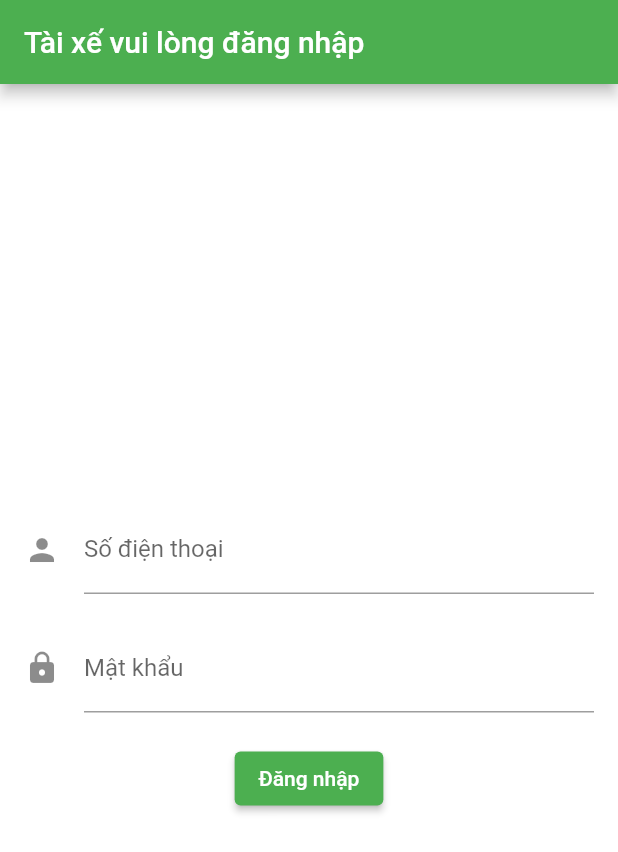
After one commit to vietch2612/22850034-asd-driver-app, a Flutter app: the screen it shows after launch, after a tap on "Đăng nhập", on a phone screen of 412 x 824 dp. The commit adds this screen. Shown: the top 852 px of the screen. Run offline on Flutter 3.47's test engine with Material 2 defaults, Android fonts, the phone set to English and light mode, and no system bars; our stand-ins replace flutter_dotenv, flutter_rating_bar, geolocator, google_maps_flutter, logger, lottie and 3 more; missing offline and left inert: dart:html, google_maps_webservice, google_polyline_algorithm, touch_indicator; network calls fail; project files that could hold a hidden picture were left out.

Commit message:
impelement login page

```diff
--- /dev/null
+++ b/lib/global.dart
@@ -0,0 +1,4 @@
+import 'package:customer_app/types/driver_info.dart';
+
+// Create a global variable for Driver
+DriverInfo? globalDriver;
--- a/lib/main.dart
+++ b/lib/main.dart
@@ -1,5 +1,9 @@
+import 'dart:html';
+
+import 'package:customer_app/ui/login.dart';
 import 'package:flutter/material.dart';
 import 'package:flutter_dotenv/flutter_dotenv.dart';
+import 'package:logger/logger.dart';
 import 'package:provider/provider.dart';
 import 'package:touch_indicator/touch_indicator.dart';
 import 'package:customer_app/types/trip.dart';
@@ -12,10 +16,14 @@ import 'package:customer_app/providers/active_trip.dart';
 import 'package:customer_app/ui/select_location_scaffold.dart';
 import 'package:customer_app/providers/theme.dart';
 import 'package:customer_app/ui/trip_finished_scaffold.dart';
+import 'servivces/auth_service.dart';
+
+final logger = Logger();
 
 void main() async {
   // Load environment variables from .env file
   await dotenv.load();
+  final authService = AuthService();
 
   runApp(MultiProvider(
     providers: [
@@ -37,33 +45,45 @@ void main() async {
         builder: (context, child) => TouchIndicator(child: child!),
         home: Builder(
           builder: (ctx) {
-            // Get Current Location Provider
-            final locProvider = LocationProvider.of(context);
+            return LoginPage(authService: authService);
+            // final isLoggedIn = _checkLogin(authService);
 
-            // Get Current Trip Provider
-            final currentTrip = TripProvider.of(context);
+            // if (isLoggedIn == false) {
+            //   return LoginPage(authService: authService);
+            // }
+            // // Get Current Location Provider
+            // final locProvider = LocationProvider.of(context);
 
-            // if Current location is not known
-            if (!locProvider.isDemoLocationFixed) {
-              // show Location Selection screen
-              return LocationScaffold();
-            }
+            // // Get Current Trip Provider
+            // final currentTrip = TripProvider.of(context);
 
-            // else if there is an Active Trip
-            if (currentTrip.isActive) {
-              // and if this trip is finished
-              return tripIsFinished(currentTrip.activeTrip!.status)
-                  // show Rate the Trip screen
-                  ? tripFinishedScaffold(context)
-                  // if not finished - show the trip in progress screen
-                  : const ActiveTrip(); // Change here to use ActiveTrip instead of const ActiveTrip()
-            }
+            // // if Current location is not known
+            // if (!locProvider.isDemoLocationFixed) {
+            //   logger.i('Location is not fixed');
+            //   // show Location Selection screen
+            //   return LocationScaffold();
+            // }
 
-            // else if there is no active trip - display UI for new trip creation
-            return NewTrip(tripProvider: currentTrip); // Pass the tripProvider
+            // // else if there is an Active Trip
+            // if (currentTrip.isActive) {
+            //   // and if this trip is finished
+            //   return tripIsFinished(currentTrip.activeTrip!.status)
+            //       // show Rate the Trip screen
+            //       ? tripFinishedScaffold(context)
+            //       // if not finished - show the trip in progress screen
+            //       : const ActiveTrip(); // Change here to use ActiveTrip instead of const ActiveTrip()
+            // }
+
+            // // else if there is no active trip - display UI for new trip creation
+            // return NewTrip(tripProvider: currentTrip); // Pass the tripProvider
           },
         ),
       ),
     ),
   ));
 }
+
+Future<bool> _checkLogin(AuthService authService) async {
+  final token = await authService.getToken();
+  return token != null;
+}
--- /dev/null
+++ b/lib/servivces/auth_service.dart
@@ -0,0 +1,40 @@
+import 'dart:convert';
+import 'package:http/http.dart' as http;
+import 'package:shared_preferences/shared_preferences.dart';
+import 'package:flutter_dotenv/flutter_dotenv.dart';
+
+class AuthService {
+  final _baseUrl = dotenv.env['AUTH_HOST'];
+
+  Future<Map<String, dynamic>> login(String username, String password) async {
+    final response = await http.post(
+      Uri.parse('$_baseUrl/login'),
+      body: {'phoneNumber': username, 'password': password},
+    );
+
+    if (response.statusCode == 200) {
+      // If the server returns a 200 OK response, parse the token
+      final Map<String, dynamic> data = json.decode(response.body);
+      return data;
+    } else {
+      // If the server did not return a 200 OK response,
+      // throw an exception.
+      throw Exception('Failed to login');
+    }
+  }
+
+  Future<void> saveToken(String token) async {
+    final prefs = await SharedPreferences.getInstance();
+    prefs.setString('token', token);
+  }
+
+  Future<String?> getToken() async {
+    final prefs = await SharedPreferences.getInstance();
+    return prefs.getString('token');
+  }
+
+  Future<void> logout() async {
+    final prefs = await SharedPreferences.getInstance();
+    prefs.remove('token');
+  }
+}
--- a/lib/types/driver_info.dart
+++ b/lib/types/driver_info.dart
@@ -1,3 +1,5 @@
+import 'dart:convert';
+
 import 'package:customer_app/types/resolved_address.dart';
 import 'package:google_maps_webservice/directions.dart' as dir;
 
--- /dev/null
+++ b/lib/ui/login.dart
@@ -0,0 +1,141 @@
+import 'package:customer_app/providers/active_trip.dart';
+import 'package:customer_app/providers/location.dart';
+import 'package:customer_app/servivces/auth_service.dart';
+import 'package:customer_app/types/driver_info.dart';
+import 'package:customer_app/types/resolved_address.dart';
+import 'package:customer_app/types/trip.dart';
+import 'package:customer_app/ui/active_trip_scaffold.dart';
+import 'package:customer_app/ui/select_location_scaffold.dart';
+import 'package:customer_app/ui/trip_finished_scaffold.dart';
+import 'package:flutter/material.dart';
+import 'package:customer_app/global.dart';
+import 'package:google_maps_webservice/places.dart';
+
+import 'new_trip_scaffold.dart';
+
+class LoginPage extends StatefulWidget {
+  final AuthService authService;
+
+  LoginPage({required this.authService});
+
+  @override
+  _LoginPageState createState() => _LoginPageState();
+}
+
+class _LoginPageState extends State<LoginPage> {
+  TextEditingController _usernameController = TextEditingController();
+  TextEditingController _passwordController = TextEditingController();
+
+  @override
+  Widget build(BuildContext context) {
+    return Scaffold(
+      appBar: AppBar(
+        title: Text('Tài xế vui lòng đăng nhập'),
+      ),
+      body: Padding(
+        padding: const EdgeInsets.all(16.0),
+        child: Column(
+          mainAxisAlignment: MainAxisAlignment.center,
+          children: <Widget>[
+            TextField(
+              controller: _usernameController,
+              decoration: InputDecoration(
+                labelText: 'Số điện thoại',
+                icon: Icon(Icons.person),
+              ),
+            ),
+            SizedBox(height: 20.0),
+            TextField(
+              controller: _passwordController,
+              decoration: InputDecoration(
+                labelText: 'Mật khẩu',
+                icon: Icon(Icons.lock),
+              ),
+              obscureText: true,
+            ),
+            SizedBox(height: 20.0),
+            ElevatedButton(
+              onPressed: () async {
+                String username = _usernameController.text;
+                String password = _passwordController.text;
+
+                try {
+                  final user =
+                      await widget.authService.login(username, password);
+
+                  if (user != null) {
+                    // Save the token
+                    await widget.authService.saveToken(user['token']);
+
+                    // Navigate to the home page or any other desired page
+
+                    DriverInfo driver = DriverInfo(
+                      user['id'],
+                      user['avatarUrl'],
+                      user['rating'],
+                      "",
+                      phoneNumber: user['phoneNumber'],
+                      name: user['name'],
+                      licensePlate: user['licensePlateNumber'],
+                      currentLocation: ResolvedAddress(
+                        location: Location(lat: 1, lng: 1),
+                        mainText: "tbd",
+                        secondaryText: '',
+                      ),
+                    );
+
+                    // Set the globalDriver
+                    globalDriver = driver;
+
+                    Navigator.pushReplacement(
+                      context,
+                      MaterialPageRoute(
+                        builder: (context) {
+                          final locProvider = LocationProvider.of(context);
+
+                          // Get Current Trip Provider
+                          final currentTrip = TripProvider.of(context);
+
+                          // if Current location is not known
+                          if (!locProvider.isDemoLocationFixed) {
+                            // show Location Selection screen
+                            return LocationScaffold();
+                          }
+
+                          // else if there is an Active Trip
+                          if (currentTrip.isActive) {
+                            // and if this trip is finished
+                            return tripIsFinished(
+                                    currentTrip.activeTrip!.status)
+                                // show Rate the Trip screen
+                                ? tripFinishedScaffold(context)
+                                // if not finished - show the trip in progress screen
+                                : const ActiveTrip(); // Change here to use ActiveTrip instead of const ActiveTrip()
+                          }
+
+                          // else if there is no active trip - display UI for new trip creation
+                          return NewTrip(tripProvider: currentTrip); //
+                        },
+                      ),
+                    );
+                  } else {
+                    // Handle login failure
+                    ScaffoldMessenger.of(context).showSnackBar(
+                      SnackBar(
+                        content: Text('Đăng nhập thất bại. Vui lòng thử lại.'),
+                      ),
+                    );
+                  }
+                } catch (e) {
+                  print('Error during login: $e');
+                  // Handle other errors
+                }
+              },
+              child: Text('Đăng nhập'),
+            ),
+          ],
+        ),
+      ),
+    );
+  }
+}
--- a/lib/ui/new_trip_scaffold.dart
+++ b/lib/ui/new_trip_scaffold.dart
@@ -1,6 +1,7 @@
 // 22850034 ASD Customer App Flutter
 
 import 'dart:math';
+import 'package:customer_app/global.dart';
 import 'package:customer_app/servivces/formatter.dart';
 import 'package:customer_app/servivces/map_service.dart';
 import 'package:customer_app/types/driver_info.dart';
@@ -19,6 +20,7 @@ import 'package:google_maps_webservice/directions.dart' as dir;
 import 'package:google_maps_webservice/places.dart';
 import 'package:logger/logger.dart';
 import 'package:shimmer/shimmer.dart';
+import 'package:customer_app/global.dart';
 
 import 'package:socket_io_client/socket_io_client.dart' as io;
 import 'package:flutter_dotenv/flutter_dotenv.dart';
@@ -50,7 +52,7 @@ class _NewTripState extends State<NewTrip> {
 
   bool started = false;
   // TODO
-  DriverInfo driverInfo = DriverInfo.getDummy();
+  DriverInfo driverInfo = globalDriver!;
 
   Polyline? tripPolyline;
   int tripDistanceMeters = 0;
@@ -116,7 +118,7 @@ class _NewTripState extends State<NewTrip> {
         fare: data['fare'],
       );
 
-      driverInfo = DriverInfo.getDummy();
+      driverInfo = globalDriver!;
       tripFare = tripDataEntity!.fare;
 
       showNewTripPopup(tripDataEntity!);
--- a/pubspec.yaml
+++ b/pubspec.yaml
@@ -36,6 +36,8 @@ dependencies:
   socket_io_client: ^2.0.0
   logger: ^1.0.0
 
+  shared_preferences: ^2.0.8
+
 dev_dependencies:
   chewie_audio: ^1.5.0
 
```
Also changed, not shown: lib/ui/select_location_scaffold.dart (+2 -9 lines), pubspec.lock, 1 other file.
